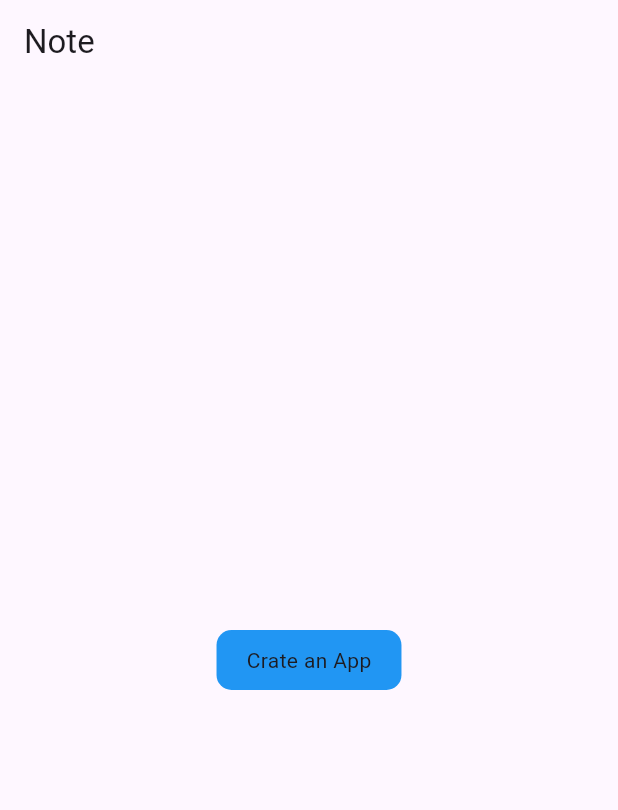
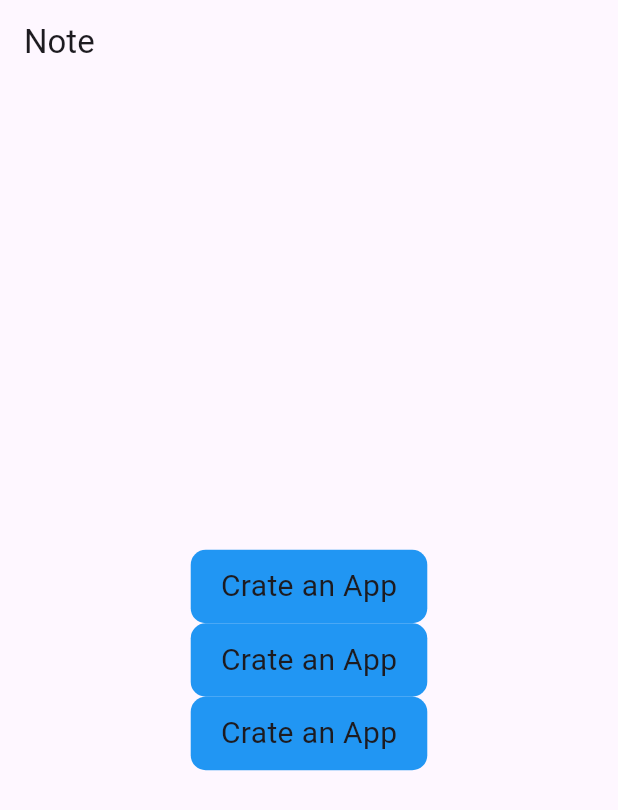
Before and after one commit to AbRehman0346/sufiyana_kaam, a Flutter app: the screen it shows after launch, on a phone screen of 412 x 824 dp. Shown: the top 810 px of the screen. Run offline on Flutter 3.47's test engine with Material 3 defaults, Android fonts, the light colour scheme and no system bars.

Commit message:
working on note screen

```diff
--- a/lib/view/note_screen.dart
+++ b/lib/view/note_screen.dart
@@ -1,4 +1,6 @@
 import 'package:flutter/material.dart';
+
+import '../xutils/widgets/xtext.dart';
 
 class NoteScreen extends StatefulWidget {
   const NoteScreen({super.key});
@@ -8,32 +10,53 @@ class NoteScreen extends StatefulWidget {
 }
 
 class _NoteScreenState extends State<NoteScreen> {
-  late double _height;
-  late double _width;
+  late double _screenHeight;
+  late double _screenWidth;
 
   @override
   Widget build(BuildContext context) {
-    _height = MediaQuery.of(context).size.height;
-    _width = MediaQuery.of(context).size.width;
+    _screenHeight = MediaQuery.of(context).size.height;
+    _screenWidth = MediaQuery.of(context).size.width;
     return Scaffold(
-      appBar: AppBar(title: Text("Note"),),
+      appBar: AppBar(title: XText("Note"),),
       body: SizedBox(
-        width: _width,
+        width: _screenWidth,
         child: Column(
           crossAxisAlignment: CrossAxisAlignment.center,
           mainAxisAlignment: MainAxisAlignment.center,
           children: [
-            Container(
-              padding: EdgeInsets.symmetric(horizontal: 20, vertical: 10),
-              decoration: BoxDecoration(
-                color: Colors.blue,
-                borderRadius: BorderRadius.circular(10),
-              ),
-              child: Text("Crate an App", ),
-            ),
+            buildTask(),
+
+            buildTask(),
+            buildTask(),
           ],
         ),
       ),
     );
   }
+
+  Widget buildTask(){
+    return Container(
+      padding: EdgeInsets.symmetric(horizontal: 20, vertical: 10),
+      decoration: BoxDecoration(
+        color: Colors.blue,
+        borderRadius: BorderRadius.circular(10),
+      ),
+      child: XText("Crate an App", size: 20,),
+    );
+  }
+
+  Widget _height(double height) {
+    return SizedBox(
+      height: height,
+    );
+
+  }
+
+  Widget _width(double width) {
+    return SizedBox(
+      height: width,
+    );
+
+  }
 }
--- /dev/null
+++ b/lib/xutils/widgets/xtext.dart
@@ -0,0 +1,55 @@
+import 'package:flutter/material.dart';
+
+class XText extends StatelessWidget {
+  final double? size;
+  final String text;
+  final Color? color;
+  FontWeight? weight;
+  final bool lineThrough;
+  final bool bold;
+  final bool halfBold;
+  final int? maxLines;
+  final TextOverflow? overflow;
+  final TextAlign? textAlign;
+  final String? fontFamily;
+  final double? letterSpacing;
+  XText(
+      this.text,
+      {
+        Key? key,
+        this.size,
+        this.color,
+        this.weight,
+        this.lineThrough = false,
+        this.bold = false,
+        this.halfBold = false,
+        this.maxLines,
+        this.overflow,
+        this.textAlign,
+        this.fontFamily,
+        this.letterSpacing,
+      })
+      : super(key: key);
+
+  @override
+  Widget build(BuildContext context) {
+    if(weight == null){
+      if(bold){
+        weight = FontWeight.bold;
+      }else if(halfBold){
+        weight = FontWeight.w600;
+      }
+    }
+    return Text(text,
+      maxLines: maxLines,
+      overflow: overflow,
+      textAlign: textAlign,
+      style: TextStyle(
+        fontSize: size, color: color, fontWeight: weight,
+        decoration: lineThrough ? TextDecoration.lineThrough : null,
+        fontFamily: fontFamily,
+        letterSpacing: letterSpacing,
+      ),
+    );
+  }
+}
```
